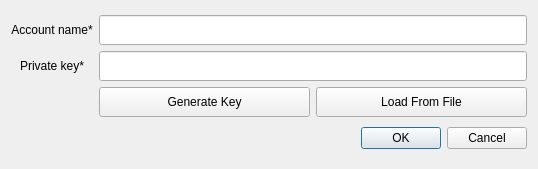
Before: the Qt Designer form UserApp/PrivKeyDialog.ui in proximax-storage/cpp-xpx-storage-user-app, drawn with Qt 5.
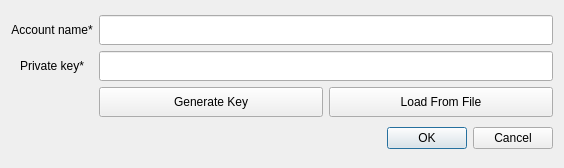
After: the same form once the commit is applied.

Commit message: Added minimum width/height for widgets

```diff
--- a/UserApp/PrivKeyDialog.ui
+++ b/UserApp/PrivKeyDialog.ui
@@ -6,8 +6,8 @@
    <rect>
     <x>0</x>
     <y>0</y>
-    <width>538</width>
-    <height>169</height>
+    <width>564</width>
+    <height>168</height>
    </rect>
   </property>
   <property name="windowTitle">
@@ -30,7 +30,7 @@
       <widget class="QLineEdit" name="m_pkField">
        <property name="minimumSize">
         <size>
-         <width>0</width>
+         <width>450</width>
          <height>30</height>
         </size>
        </property>
@@ -98,7 +98,7 @@
       <widget class="QLineEdit" name="m_accountName">
        <property name="minimumSize">
         <size>
-         <width>0</width>
+         <width>450</width>
          <height>30</height>
         </size>
        </property>
```
The commit also changes 10 other files.
